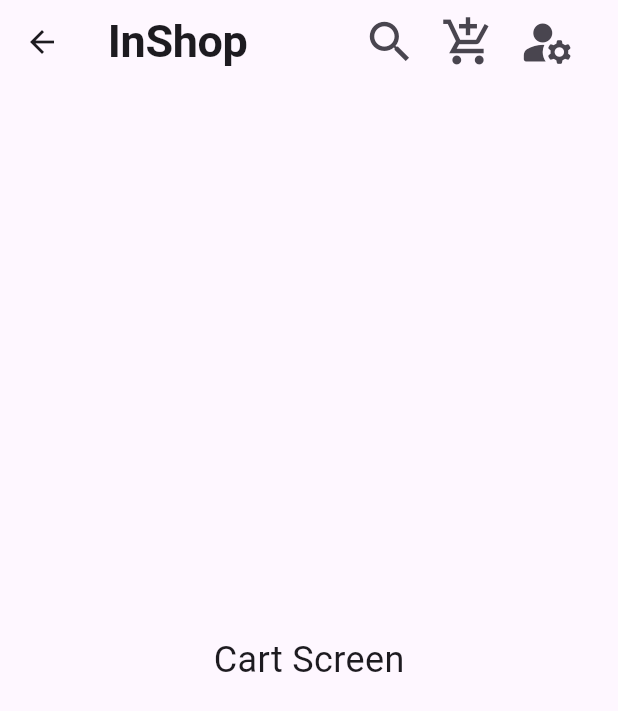
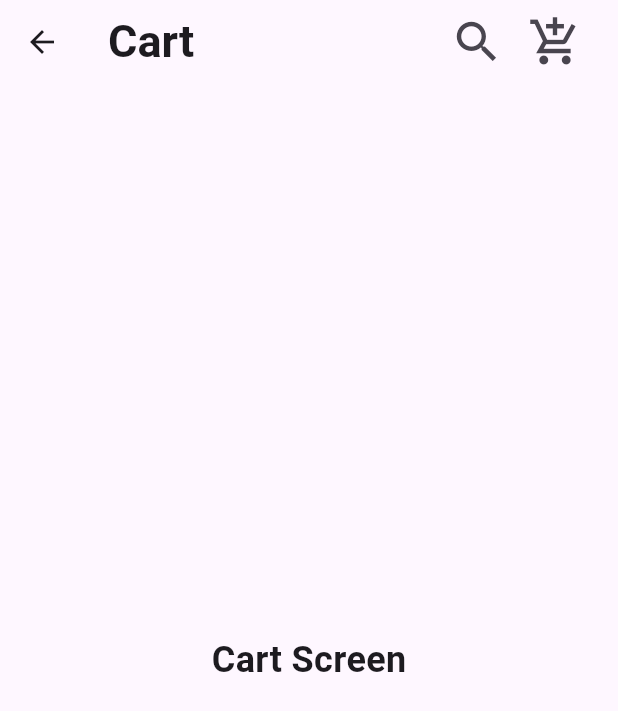
Before and after one commit to bsc-05-20/inshop, a Flutter app: the screen it shows after launch, item 2 of the bottom bar chosen, after a tap on the "add shopping cart" icon, on a phone screen of 412 x 824 dp. Shown: the top 711 px of the screen. Run offline on Flutter 3.47's test engine with Material 3 defaults, Android fonts, the phone set to English and light mode, and no system bars; our stand-ins replace google_fonts; Roboto replaces fonts that are missing (Ubuntu).

```diff
--- a/inshop/lib/screens/alerts_screen.dart
+++ b/inshop/lib/screens/alerts_screen.dart
@@ -2,6 +2,7 @@ import 'package:flutter/material.dart';
 import 'package:inshop/screens/cart_screen.dart';
 import 'package:inshop/screens/home_screen.dart'; // Import HomeScreen
 import 'package:inshop/screens/orders_screen.dart'; // Import OrdersScreen
+import 'package:inshop/screens/profile_screen.dart';
 import 'package:inshop/screens/wishlist_screen.dart'; // Import WishlistScreen
 import 'package:inshop/widgets/bottom_navigation.dart';
 import 'package:inshop/widgets/custom_search_delegate.dart';
@@ -74,7 +75,9 @@ appBar: AppBar(
       padding: const EdgeInsets.only(right: 20.0),
       child: IconButton(
         icon: const Icon(Icons.manage_accounts_rounded, size: 38),
-        onPressed: () {},
+                 onPressed: () {
+                Navigator.of(context).push(MaterialPageRoute(builder: (context) => const ProfileScreen()));
+              },
       ),
     ),
   ],
--- a/inshop/lib/screens/cart_screen.dart
+++ b/inshop/lib/screens/cart_screen.dart
@@ -1,16 +1,57 @@
 import 'package:flutter/material.dart';
-import 'package:inshop/screens/base_screen.dart';
+import 'package:inshop/widgets/bottom_navigation.dart';
+import 'package:inshop/screens/cart_screen.dart';
+import 'package:inshop/widgets/custom_search_delegate.dart';
 
-class CartScreen extends StatelessWidget {
+class CartScreen extends StatefulWidget {
   const CartScreen({super.key});
 
   @override
+  _CartScreenState createState() => _CartScreenState();
+}
+
+class _CartScreenState extends State<CartScreen> {
+  int _selectedIndex = 1; // Set initial index to 1 for Orders
+
+  void _onItemTapped(int index) {
+    setState(() {
+      _selectedIndex = index;
+    });
+  }
+
+  @override
   Widget build(BuildContext context) {
-    return const BaseScreen(
-      child: Center(
+    return Scaffold(
+      appBar: AppBar(
+        title: const Text(
+          'Cart',
+          style: TextStyle(fontSize: 30, fontWeight: FontWeight.w700),
+        ),
+        actions: [
+          Padding(
+            padding: const EdgeInsets.only(left: 16.0), // Add padding to the left
+            child: IconButton(
+              icon: const Icon(Icons.search, size: 36),
+              onPressed: () {
+                showSearch(context: context, delegate: CustomSearchDelegate());
+              },
+            ),
+          ),
+          Padding(
+            padding: const EdgeInsets.only(right: 16.0), // Add padding to the right
+            child: IconButton(
+              icon: const Icon(Icons.add_shopping_cart_sharp, size: 36),
+              onPressed: () {
+                // Add your cart functionality here
+              },
+            ),
+          ),
+        ],
+      ),
+      body: const Center(
         child: Text(
-          'Cart Screen',
-          style: TextStyle(fontSize: 24),
+          'Cart Screen', // Text to indicate this is the Orders screen
+          style: TextStyle(fontSize: 24, fontWeight: FontWeight.bold),
         ),
       ),
     );
--- a/inshop/lib/screens/orders_screen.dart
+++ b/inshop/lib/screens/orders_screen.dart
@@ -3,6 +3,7 @@ import 'package:flutter/material.dart';
 import 'package:inshop/screens/alerts_screen.dart';
 import 'package:inshop/screens/cart_screen.dart';
 import 'package:inshop/screens/home_screen.dart';
+import 'package:inshop/screens/profile_screen.dart';
 import 'package:inshop/screens/wishlist_screen.dart';
 import 'package:inshop/widgets/bottom_navigation.dart';
 import 'package:inshop/widgets/custom_search_delegate.dart';
@@ -73,7 +74,9 @@ class _OrdersScreenState extends State<OrdersScreen> {
       padding: const EdgeInsets.only(right: 20.0),
       child: IconButton(
         icon: const Icon(Icons.manage_accounts_rounded, size: 38),
-        onPressed: () {},
+                      onPressed: () {
+                Navigator.of(context).push(MaterialPageRoute(builder: (context) => const ProfileScreen()));
+              },
       ),
     ),
   ],
--- a/inshop/lib/screens/wishlist_screen.dart
+++ b/inshop/lib/screens/wishlist_screen.dart
@@ -3,6 +3,7 @@ import 'package:inshop/screens/cart_screen.dart';
 import 'package:inshop/screens/home_screen.dart'; // Import HomeScreen
 import 'package:inshop/screens/orders_screen.dart'; // Import OrdersScreen
 import 'package:inshop/screens/alerts_screen.dart'; // Import AlertsScreen
+import 'package:inshop/screens/profile_screen.dart';
 import 'package:inshop/widgets/bottom_navigation.dart';
 import 'package:inshop/widgets/custom_search_delegate.dart';
 
@@ -74,7 +75,9 @@ appBar: AppBar(
       padding: const EdgeInsets.only(right: 20.0),
       child: IconButton(
         icon: const Icon(Icons.manage_accounts_rounded, size: 38),
-        onPressed: () {},
+                      onPressed: () {
+                Navigator.of(context).push(MaterialPageRoute(builder: (context) => const ProfileScreen()));
+              },
       ),
     ),
   ],
```
Also changed, not shown: inshop/lib/screens/profile_screen.dart (+0 -22 lines).
